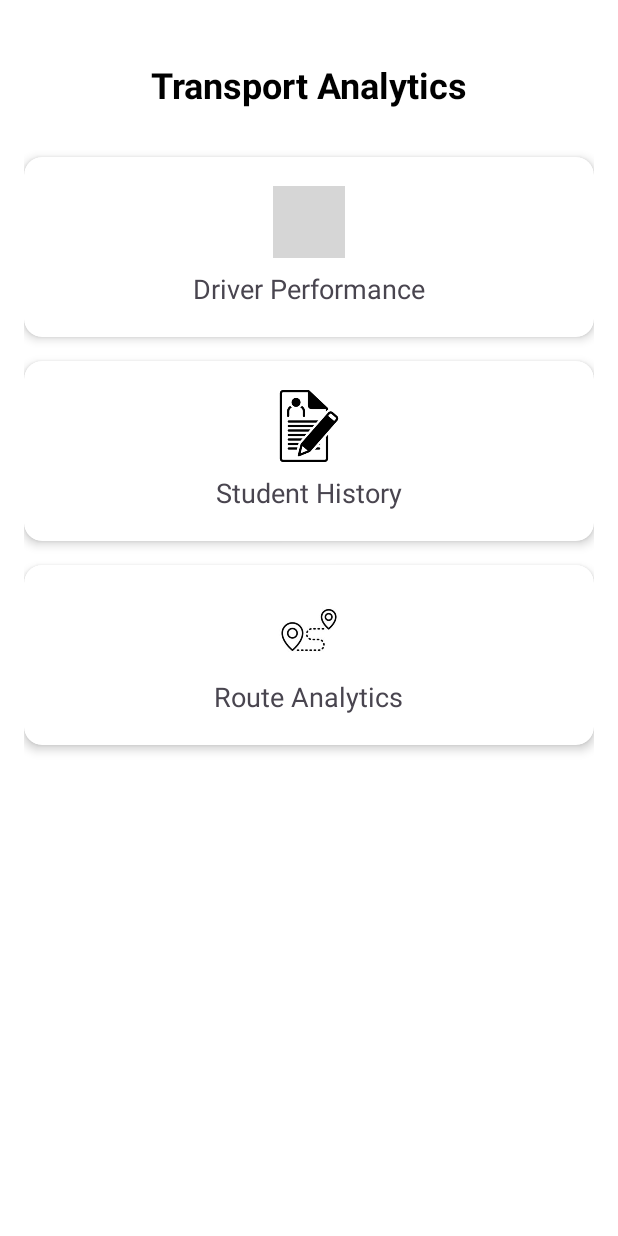
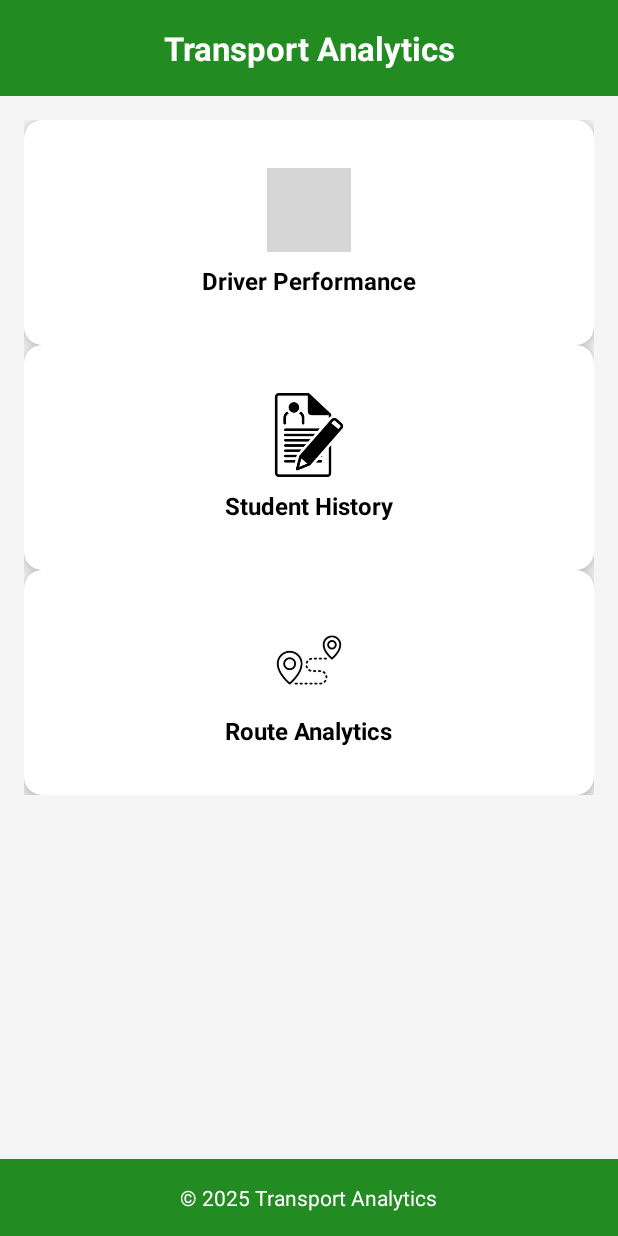
Before and after one commit to mnyando/Transport-App, an Android app: the Reports screen opened directly, with no data from a screen before it, on a phone screen of 412 x 824 dp. Run offline under Robolectric (Android 15) with nearby library versions, the light colour scheme and no system bars; grey boxes are pictures that could not be loaded.

Commit message:
Driver Report

```diff
--- a/app/src/main/java/com/example/transportapp/StudentReportActivity.java
+++ b/app/src/main/java/com/example/transportapp/StudentReportActivity.java
@@ -190,7 +190,7 @@
             // Set basic student info
             studentNameText.setText(studentData.containsKey("name") ?
                     studentData.get("name").toString() : "Unknown");
-            studentGradeText.setText("Grade " + (studentData.containsKey("grade") ?
+            studentGradeText.setText(" " + (studentData.containsKey("grade") ?
                     studentData.get("grade").toString() : "N/A"));
             studentVehicleText.setText(studentData.containsKey("vehicle") ?
                     studentData.get("vehicle").toString() : "Not assigned");
--- a/app/src/main/res/layout/activity_driver_report.xml
+++ b/app/src/main/res/layout/activity_driver_report.xml
@@ -41,8 +41,8 @@
     </LinearLayout>
 
     <!-- Driver Selection Spinner -->
-    <Spinner
-        android:id="@+id/driverSpinner"
+    <EditText
+        android:id="@+id/searchEditText"
         android:layout_width="0dp"
         android:layout_height="48dp"
         android:background="@drawable/input_field_bg"
@@ -59,7 +59,7 @@
         android:layout_height="wrap_content"
         android:orientation="horizontal"
         android:layout_marginTop="24dp"
-        app:layout_constraintTop_toBottomOf="@id/driverSpinner"
+        app:layout_constraintTop_toBottomOf="@id/searchEditText"
         app:layout_constraintStart_toStartOf="parent"
         app:layout_constraintEnd_toEndOf="parent">
 
--- a/app/src/main/res/layout/activity_reports.xml
+++ b/app/src/main/res/layout/activity_reports.xml
@@ -5,33 +5,53 @@
     xmlns:tools="http://schemas.android.com/tools"
     android:layout_width="match_parent"
     android:layout_height="match_parent"
-    android:padding="16dp"
-    android:background="@color/white"
-    tools:context=".Reports">
+    android:background="#F5F5F5">
 
-    <!-- Header -->
+    <!-- Navigation Bar -->
+    <androidx.appcompat.widget.Toolbar
+        android:id="@+id/toolbar"
+        android:layout_width="match_parent"
+        android:layout_height="?attr/actionBarSize"
+        android:background="#228B22"
+        android:elevation="4dp"
+        app:layout_constraintTop_toTopOf="parent"
+        app:layout_constraintStart_toStartOf="parent">
+
         <TextView
-        android:id="@+id/titleText"
             android:layout_width="wrap_content"
             android:layout_height="wrap_content"
             android:text="Transport Analytics"
-        android:textSize="24sp"
-        android:textColor="@color/black"
+            android:textColor="#FFFFFF"
+            android:textSize="22sp"
             android:textStyle="bold"
-        app:layout_constraintTop_toTopOf="parent"
+            android:layout_gravity="center"/>
+    </androidx.appcompat.widget.Toolbar>
+
+    <!-- ScrollView for content -->
+    <ScrollView
+        android:id="@+id/scrollView"
+        android:layout_width="0dp"
+        android:layout_height="0dp"
+        app:layout_constraintTop_toBottomOf="@id/toolbar"
+        app:layout_constraintBottom_toTopOf="@id/footer"
         app:layout_constraintStart_toStartOf="parent"
-        app:layout_constraintEnd_toEndOf="parent"
-        android:layout_marginTop="24dp"/>
+        app:layout_constraintEnd_toEndOf="parent">
+
+        <androidx.constraintlayout.widget.ConstraintLayout
+            android:layout_width="match_parent"
+            android:layout_height="wrap_content"
+            android:padding="16dp">
 
             <!-- Driver Performance Card -->
             <androidx.cardview.widget.CardView
                 android:id="@+id/driverCard"
                 android:layout_width="0dp"
-        android:layout_height="120dp"
-        android:layout_marginTop="32dp"
+                android:layout_height="150dp"
+                android:layout_marginBottom="16dp"
                 app:cardCornerRadius="12dp"
-        app:cardElevation="4dp"
-        app:layout_constraintTop_toBottomOf="@id/titleText"
+                app:cardElevation="6dp"
+                app:cardBackgroundColor="#FFFFFF"
+                app:layout_constraintTop_toTopOf="parent"
                 app:layout_constraintStart_toStartOf="parent"
                 app:layout_constraintEnd_toEndOf="parent">
 
@@ -43,15 +63,18 @@
                     android:gravity="center">
 
                     <ImageView
-                android:layout_width="48dp"
-                android:layout_height="48dp"
-                android:src="@drawable/driver"/>
+                        android:layout_width="56dp"
+                        android:layout_height="56dp"
+                        android:src="@drawable/driver"
+                        />
 
                     <TextView
                         android:layout_width="wrap_content"
                         android:layout_height="wrap_content"
                         android:text="Driver Performance"
-                android:textSize="18sp"
+                        android:textSize="16sp"
+                        android:textColor="#000000"
+                        android:textStyle="bold"
                         android:layout_marginTop="8dp"/>
                 </LinearLayout>
             </androidx.cardview.widget.CardView>
@@ -60,10 +83,11 @@
             <androidx.cardview.widget.CardView
                 android:id="@+id/studentCard"
                 android:layout_width="0dp"
-        android:layout_height="120dp"
-        android:layout_marginTop="16dp"
+                android:layout_height="150dp"
+                android:layout_marginBottom="16dp"
                 app:cardCornerRadius="12dp"
-        app:cardElevation="4dp"
+                app:cardElevation="6dp"
+                app:cardBackgroundColor="#FFFFFF"
                 app:layout_constraintTop_toBottomOf="@id/driverCard"
                 app:layout_constraintStart_toStartOf="parent"
                 app:layout_constraintEnd_toEndOf="parent">
@@ -76,15 +100,18 @@
                     android:gravity="center">
 
                     <ImageView
-                android:layout_width="48dp"
-                android:layout_height="48dp"
-                android:src="@drawable/students_enrolled"/>
+                        android:layout_width="56dp"
+                        android:layout_height="56dp"
+                        android:src="@drawable/students_enrolled"
+                        />
 
                     <TextView
                         android:layout_width="wrap_content"
                         android:layout_height="wrap_content"
                         android:text="Student History"
-                android:textSize="18sp"
+                        android:textSize="16sp"
+                        android:textColor="#000000"
+                        android:textStyle="bold"
                         android:layout_marginTop="8dp"/>
                 </LinearLayout>
             </androidx.cardview.widget.CardView>
@@ -93,10 +120,10 @@
             <androidx.cardview.widget.CardView
                 android:id="@+id/routeCard"
                 android:layout_width="0dp"
-        android:layout_height="120dp"
-        android:layout_marginTop="16dp"
+                android:layout_height="150dp"
                 app:cardCornerRadius="12dp"
-        app:cardElevation="4dp"
+                app:cardElevation="6dp"
+                app:cardBackgroundColor="#FFFFFF"
                 app:layout_constraintTop_toBottomOf="@id/studentCard"
                 app:layout_constraintStart_toStartOf="parent"
                 app:layout_constraintEnd_toEndOf="parent">
@@ -109,17 +136,45 @@
                     android:gravity="center">
 
                     <ImageView
-                android:layout_width="48dp"
-                android:layout_height="48dp"
-                android:src="@drawable/route_icon"/>
+                        android:layout_width="56dp"
+                        android:layout_height="56dp"
+                        android:src="@drawable/route_icon"
+                        />
 
                     <TextView
                         android:layout_width="wrap_content"
                         android:layout_height="wrap_content"
                         android:text="Route Analytics"
-                android:textSize="18sp"
+                        android:textSize="16sp"
+                        android:textColor="#000000"
+                        android:textStyle="bold"
                         android:layout_marginTop="8dp"/>
                 </LinearLayout>
             </androidx.cardview.widget.CardView>
 
         </androidx.constraintlayout.widget.ConstraintLayout>
+    </ScrollView>
+
+
+
+    <!-- Footer -->
+    <LinearLayout
+        android:id="@+id/footer"
+        android:layout_width="0dp"
+        android:layout_height="wrap_content"
+        android:background="#228B22"
+        android:padding="16dp"
+        android:gravity="center"
+        app:layout_constraintBottom_toBottomOf="parent"
+        app:layout_constraintStart_toStartOf="parent"
+        app:layout_constraintEnd_toEndOf="parent">
+
+        <TextView
+            android:layout_width="wrap_content"
+            android:layout_height="wrap_content"
+            android:text="© 2025 Transport Analytics"
+            android:textColor="#FFFFFF"
+            android:textSize="14sp"/>
+    </LinearLayout>
+
+</androidx.constraintlayout.widget.ConstraintLayout>
```
Also changed, not shown: app/src/main/java/com/example/transportapp/DriverReportActivity.java (+103 -35 lines). Lines whose indentation alone changed are shown as unchanged.
